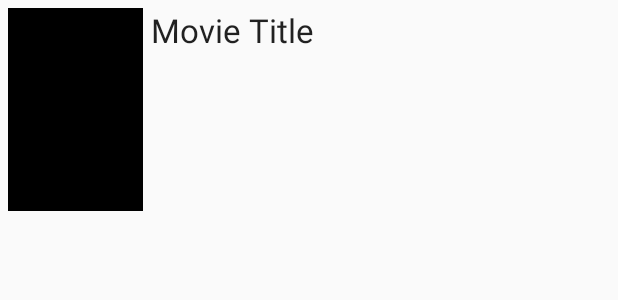
After one commit to EmmaBR/ACM2019-AndroidWorkshop, an Android app: the layout item_movies.xml on its own in the app's theme, with its tools: preview values and no code run, on a phone screen of 412 x 824 dp. The commit adds this screen. Shown: the top 300 px of the screen. Run offline under Robolectric (Android 15) with nearby library versions, the phone set to English and light mode, and no system bars.

Commit message:
Updated android workshop proj

```diff
--- a/StarterMovieApp/app/build.gradle
+++ b/StarterMovieApp/app/build.gradle
@@ -3,7 +3,7 @@ apply plugin: 'com.android.application'
 android {
     compileSdkVersion 28
     defaultConfig {
-        applicationId "com.example.emmarivera.startermovieapp"
+        applicationId "com.example.emmarivera.movieapp1"
         minSdkVersion 16
         targetSdkVersion 28
         versionCode 1
--- a/StarterMovieApp/app/src/main/AndroidManifest.xml
+++ b/StarterMovieApp/app/src/main/AndroidManifest.xml
@@ -1,6 +1,8 @@
 <?xml version="1.0" encoding="utf-8"?>
 <manifest xmlns:android="http://schemas.android.com/apk/res/android"
-    package="com.example.emmarivera.startermovieapp">
+    package="com.example.emmarivera.movieapp1">
+
+    <uses-permission android:name="android.permission.INTERNET"/>
 
     <application
         android:allowBackup="true"
--- /dev/null
+++ b/StarterMovieApp/app/src/main/res/layout/item_movies.xml
@@ -0,0 +1,26 @@
+<?xml version="1.0" encoding="utf-8"?>
+<RelativeLayout xmlns:android="http://schemas.android.com/apk/res/android"
+    xmlns:app="http://schemas.android.com/apk/res-auto"
+    android:layout_margin="5dp"
+    android:layout_width="match_parent" android:layout_height="wrap_content">
+
+    <ImageView
+        android:id="@+id/ivPosterImage"
+        android:layout_width="90dp"
+        android:layout_height="135dp"
+        android:layout_alignParentLeft="true"
+        android:layout_alignParentTop="true"
+        app:srcCompat="@android:color/black"
+        android:layout_marginRight="5dp"/>
+
+    <TextView
+        android:id="@+id/tvTitle"
+        android:layout_width="294dp"
+        android:layout_height="wrap_content"
+        android:layout_alignParentTop="true"
+        android:layout_marginTop="0dp"
+        android:layout_toRightOf="@+id/ivPosterImage"
+        android:text="Movie Title "
+        android:textAppearance="@android:style/TextAppearance.Large" />
+
+</RelativeLayout>
--- a/StarterMovieApp/app/src/main/res/values/strings.xml
+++ b/StarterMovieApp/app/src/main/res/values/strings.xml
@@ -1,3 +1,3 @@
 <resources>
-    <string name="app_name">StarterMovieApp</string>
+    <string name="app_name">MovieApp1</string>
 </resources>
```
Also changed, not shown: StarterMovieApp/app/src/main/java/com/example/emmarivera/movieapp1/MovieAdapter.java (added, +90 -0 lines), StarterMovieApp/app/src/main/java/com/example/emmarivera/movieapp1/MovieListActivity.java (added, +153 -0 lines), StarterMovieApp/app/src/main/java/com/example/emmarivera/movieapp1/models/Config.java (added, +36 -0 lines), StarterMovieApp/app/src/main/java/com/example/emmarivera/movieapp1/models/Movie.java (added, +35 -0 lines), StarterMovieApp/app/src/main/java/com/example/emmarivera/startermovieapp/MovieListActivity.java (deleted, +0 -141 lines), StarterMovieApp/app/src/main/res/layout/activity_movie_list.xml (+6 -9 lines), 5 other files.
